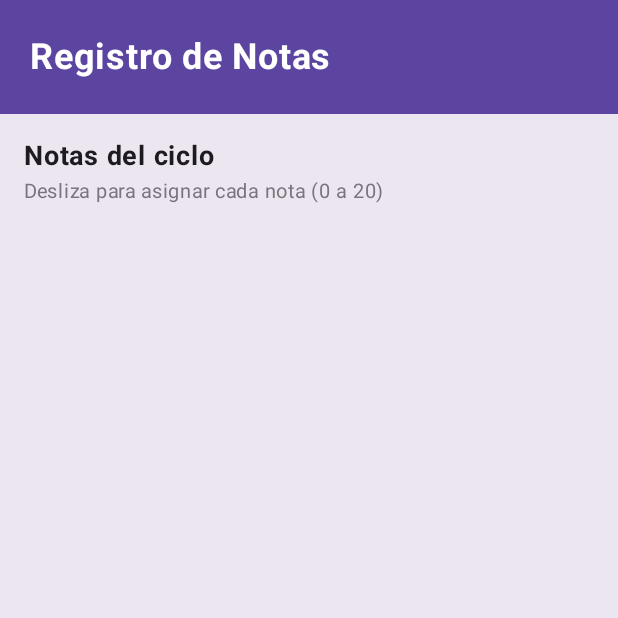
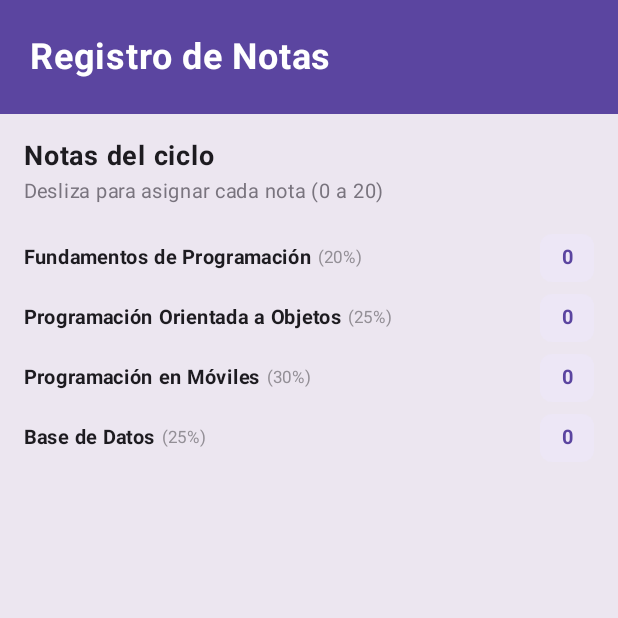
Before and after one commit to PedroJrSuarez/Programacion-en-Moviles, an Android app built with Jetpack Compose: the screen it shows after launch (MainActivity), on a phone screen of 412 x 824 dp, the top half of it. Run offline under Robolectric (Android 15) with nearby library versions, the light colour scheme and no system bars.

Commit message:
Se crea la lista de cursos nombresm y porcentajes

```diff
--- a/Laboratorio 03/Laboratorio03_Tarea/app/src/main/java/com/suarez/laboratorio03_tarea/MainActivity.kt
+++ b/Laboratorio 03/Laboratorio03_Tarea/app/src/main/java/com/suarez/laboratorio03_tarea/MainActivity.kt
@@ -6,12 +6,15 @@ import androidx.activity.compose.setContent
 import androidx.compose.foundation.background
 import androidx.compose.foundation.layout.*
 import androidx.compose.foundation.rememberScrollState
+import androidx.compose.foundation.shape.RoundedCornerShape
 import androidx.compose.foundation.verticalScroll
 import androidx.compose.material3.*
-import androidx.compose.runtime.Composable
+import androidx.compose.runtime.*
+import androidx.compose.ui.Alignment
 import androidx.compose.ui.Modifier
 import androidx.compose.ui.graphics.Color
 import androidx.compose.ui.text.font.FontWeight
+import androidx.compose.ui.text.style.TextAlign
 import androidx.compose.ui.unit.dp
 import androidx.compose.ui.unit.sp
 
@@ -46,7 +49,13 @@ fun RegistroNotasTheme(content: @Composable () -> Unit) {
 
 @Composable
 fun RegistroNotasApp() {
+    var nota1 by remember { mutableStateOf(0f) }
+    var nota2 by remember { mutableStateOf(0f) }
+    var nota3 by remember { mutableStateOf(0f) }
+    var nota4 by remember { mutableStateOf(0f) }
+
     val purpleColor = Color(0xFF5B45A0)
+    val lightPurpleChip = Color(0xFFEDE7F6)
 
     Column(
         modifier = Modifier
@@ -80,6 +89,80 @@ fun RegistroNotasApp() {
                 color = Color(0xFF79747E),
                 fontSize = 13.sp
             )
+
+            Spacer(modifier = Modifier.height(16.dp))
+
+            ItemCurso(
+                nombre = "Fundamentos de Programación",
+                porcentaje = "20%",
+                nota = nota1,
+                purpleColor = purpleColor,
+                chipColor = lightPurpleChip,
+                onValueChange = { nota1 = it }
+            )
+            ItemCurso(
+                nombre = "Programación Orientada a Objetos",
+                porcentaje = "25%",
+                nota = nota2,
+                purpleColor = purpleColor,
+                chipColor = lightPurpleChip,
+                onValueChange = { nota2 = it }
+            )
+            ItemCurso(
+                nombre = "Programación en Móviles",
+                porcentaje = "30%",
+                nota = nota3,
+                purpleColor = purpleColor,
+                chipColor = lightPurpleChip,
+                onValueChange = { nota3 = it }
+            )
+            ItemCurso(
+                nombre = "Base de Datos",
+                porcentaje = "25%",
+                nota = nota4,
+                purpleColor = purpleColor,
+                chipColor = lightPurpleChip,
+                onValueChange = { nota4 = it }
+            )
         }
     }
 }
+
+@Composable
+fun ItemCurso(
+    nombre: String,
+    porcentaje: String,
+    nota: Float,
+    purpleColor: Color,
+    chipColor: Color,
+    onValueChange: (Float) -> Unit
+) {
+    Column(modifier = Modifier.padding(bottom = 8.dp)) {
+        Row(
+            modifier = Modifier.fillMaxWidth(),
+            horizontalArrangement = Arrangement.SpaceBetween,
+            verticalAlignment = Alignment.CenterVertically
+        ) {
+            Row(verticalAlignment = Alignment.CenterVertically) {
+                Text(nombre, fontWeight = FontWeight.Bold, fontSize = 13.sp, color = Color(0xFF1D1B20))
+                Spacer(modifier = Modifier.width(4.dp))
+                Text("($porcentaje)", fontSize = 11.sp, color = Color(0xFF938F96))
+            }
+
+            Surface(
+                color = chipColor,
+                shape = RoundedCornerShape(8.dp),
+                modifier = Modifier.widthIn(min = 36.dp)
+            ) {
+                Text(
+                    text = "${nota.toInt()}",
+                    fontWeight = FontWeight.Bold,
+                    color = purpleColor,
+                    fontSize = 13.sp,
+                    textAlign = TextAlign.Center,
+                    modifier = Modifier.padding(horizontal = 8.dp, vertical = 4.dp)
+                )
+            }
+        }
+    }
+}
```
